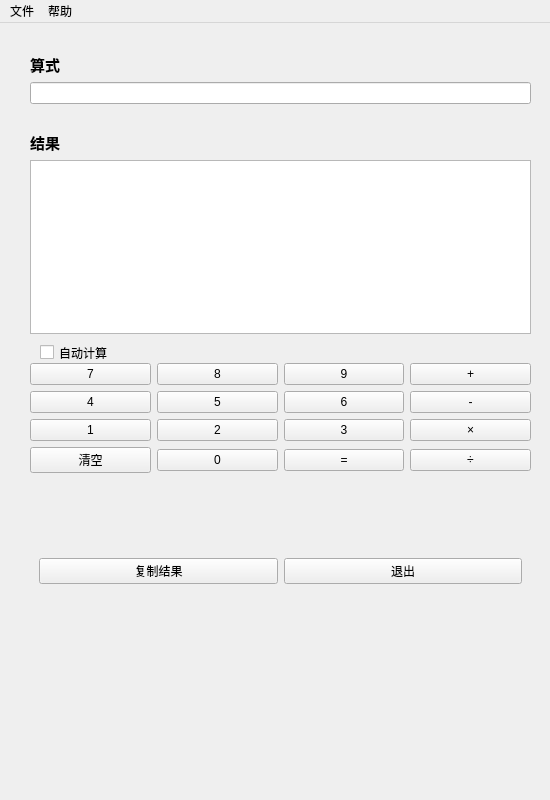
Old version of the form mainwindow.ui in the repository Remaker01/Calc.
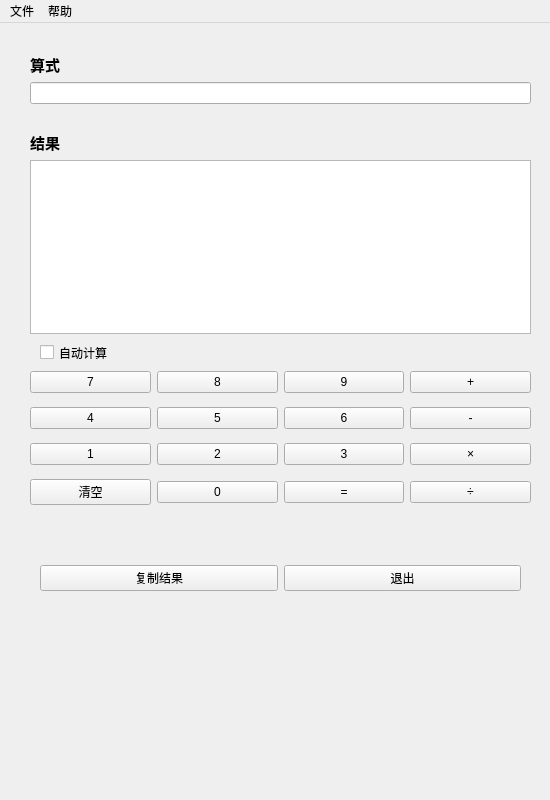
New version of the form. Icons and pictures are not drawn.

The edit to the form file:
```diff
--- a/mainwindow.ui
+++ b/mainwindow.ui
@@ -139,30 +139,10 @@
       <x>30</x>
       <y>340</y>
       <width>501</width>
-      <height>301</height>
+      <height>151</height>
      </rect>
     </property>
     <layout class="QGridLayout" name="gridLayout_2">
-     <item row="3" column="3">
-      <widget class="QPushButton" name="mulButton">
-       <property name="text">
-        <string>×</string>
-       </property>
-       <property name="shortcut">
-        <string>*</string>
-       </property>
-      </widget>
-     </item>
-     <item row="3" column="2">
-      <widget class="QPushButton" name="pushButton3">
-       <property name="text">
-        <string>3</string>
-       </property>
-       <property name="shortcut">
-        <string>3</string>
-       </property>
-      </widget>
-     </item>
      <item row="0" column="0">
       <widget class="QPushButton" name="pushButton7">
        <property name="text">
@@ -173,7 +153,40 @@
        </property>
       </widget>
      </item>
-     <item row="2" column="0">
+     <item row="0" column="1">
+      <widget class="QPushButton" name="pushButton8">
+       <property name="toolTipDuration">
+        <number>-1</number>
+       </property>
+       <property name="text">
+        <string>8</string>
+       </property>
+       <property name="shortcut">
+        <string>8</string>
+       </property>
+      </widget>
+     </item>
+     <item row="0" column="2">
+      <widget class="QPushButton" name="pushButton9">
+       <property name="text">
+        <string>9</string>
+       </property>
+       <property name="shortcut">
+        <string>9</string>
+       </property>
+      </widget>
+     </item>
+     <item row="0" column="3">
+      <widget class="QPushButton" name="plusButton">
+       <property name="text">
+        <string>+</string>
+       </property>
+       <property name="shortcut">
+        <string>+</string>
+       </property>
+      </widget>
+     </item>
+     <item row="1" column="0">
       <widget class="QPushButton" name="pushButton4">
        <property name="text">
         <string>4</string>
@@ -183,17 +196,17 @@
        </property>
       </widget>
      </item>
-     <item row="5" column="1">
-      <widget class="QPushButton" name="pushButton0">
+     <item row="1" column="1">
+      <widget class="QPushButton" name="pushButton5">
        <property name="text">
-        <string>0</string>
+        <string>5</string>
        </property>
        <property name="shortcut">
         <string>0</string>
        </property>
       </widget>
      </item>
-     <item row="2" column="2">
+     <item row="1" column="2">
       <widget class="QPushButton" name="pushButton6">
        <property name="text">
         <string>6</string>
@@ -203,17 +216,27 @@
        </property>
       </widget>
      </item>
+     <item row="1" column="3">
+      <widget class="QPushButton" name="minusButton">
+       <property name="text">
+        <string>-</string>
+       </property>
+       <property name="shortcut">
+        <string>-</string>
+       </property>
+      </widget>
+     </item>
+     <item row="2" column="0">
+      <widget class="QPushButton" name="pushButton1">
+       <property name="text">
+        <string>1</string>
+       </property>
+       <property name="shortcut">
+        <string>1</string>
+       </property>
+      </widget>
+     </item>
      <item row="2" column="1">
-      <widget class="QPushButton" name="pushButton5">
-       <property name="text">
-        <string>5</string>
-       </property>
-       <property name="shortcut">
-        <string>5</string>
-       </property>
-      </widget>
-     </item>
-     <item row="3" column="1">
       <widget class="QPushButton" name="pushButton2">
        <property name="text">
         <string>2</string>
@@ -223,7 +246,27 @@
        </property>
       </widget>
      </item>
-     <item row="5" column="0">
+     <item row="2" column="2">
+      <widget class="QPushButton" name="pushButton3">
+       <property name="text">
+        <string>3</string>
+       </property>
+       <property name="shortcut">
+        <string>3</string>
+       </property>
+      </widget>
+     </item>
+     <item row="2" column="3">
+      <widget class="QPushButton" name="mulButton">
+       <property name="text">
+        <string>×</string>
+       </property>
+       <property name="shortcut">
+        <string>*</string>
+       </property>
+      </widget>
+     </item>
+     <item row="3" column="0">
       <widget class="QPushButton" name="clearButton">
        <property name="enabled">
         <bool>true</bool>
@@ -242,80 +285,17 @@
        </property>
       </widget>
      </item>
-     <item row="2" column="3">
-      <widget class="QPushButton" name="minusButton">
+     <item row="3" column="1">
+      <widget class="QPushButton" name="pushButton0">
        <property name="text">
-        <string>-</string>
+        <string>0</string>
        </property>
        <property name="shortcut">
         <string>-</string>
        </property>
       </widget>
      </item>
-     <item row="3" column="0">
-      <widget class="QPushButton" name="pushButton1">
-       <property name="text">
-        <string>1</string>
-       </property>
-       <property name="shortcut">
-        <string>1</string>
-       </property>
-      </widget>
-     </item>
-     <item row="0" column="3">
-      <widget class="QPushButton" name="plusButton">
-       <property name="text">
-        <string>+</string>
-       </property>
-       <property name="shortcut">
-        <string>+</string>
-       </property>
-      </widget>
-     </item>
-     <item row="0" column="1">
-      <widget class="QPushButton" name="pushButton8">
-       <property name="toolTipDuration">
-        <number>-1</number>
-       </property>
-       <property name="text">
-        <string>8</string>
-       </property>
-       <property name="shortcut">
-        <string>8</string>
-       </property>
-      </widget>
-     </item>
-     <item row="0" column="2">
-      <widget class="QPushButton" name="pushButton_9">
-       <property name="text">
-        <string>9</string>
-       </property>
-       <property name="shortcut">
-        <string>9</string>
-       </property>
-      </widget>
-     </item>
-     <item row="6" column="0" colspan="4">
-      <widget class="QWidget" name="widget_2" native="true">
-       <layout class="QHBoxLayout" name="horizontalLayout">
-        <item>
-         <widget class="QPushButton" name="copyButton">
-          <property name="text">
-           <string>复制结果</string>
-          </property>
-         </widget>
-        </item>
-        <item>
-         <widget class="QPushButton" name="exitButton">
-          <property name="text">
-           <string>退出</string>
-          </property>
-         </widget>
-        </item>
-       </layout>
-      </widget>
-     </item>
-     <item row="5" column="2">
+     <item row="3" column="2">
       <widget class="QPushButton" name="calcButton">
        <property name="text">
         <string>=</string>
@@ -325,8 +305,8 @@
        </property>
       </widget>
      </item>
-     <item row="5" column="3">
-      <widget class="QPushButton" name="pushButton">
+     <item row="3" column="3">
+      <widget class="QPushButton" name="divButton">
        <property name="text">
         <string>÷</string>
        </property>
@@ -337,6 +317,32 @@
      </item>
     </layout>
    </widget>
+   <widget class="QWidget" name="widget_2" native="true">
+    <property name="geometry">
+     <rect>
+      <x>40</x>
+      <y>530</y>
+      <width>481</width>
+      <height>51</height>
+     </rect>
+    </property>
+    <layout class="QHBoxLayout" name="horizontalLayout">
+     <item>
+      <widget class="QPushButton" name="copyButton">
+       <property name="text">
+        <string>复制结果</string>
+       </property>
+      </widget>
+     </item>
+     <item>
+      <widget class="QPushButton" name="exitButton">
+       <property name="text">
+        <string>退出</string>
+       </property>
+      </widget>
+     </item>
+    </layout>
+   </widget>
   </widget>
   <widget class="QMenuBar" name="menubar">
    <property name="geometry">
```
Left out of the diff: 68 changed lines with no effect on the pictures.
